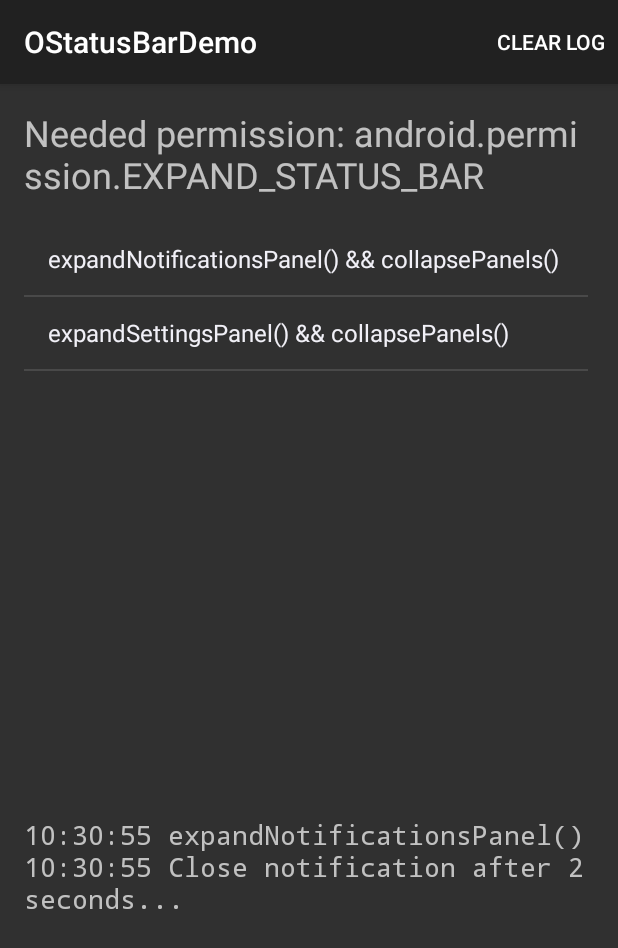
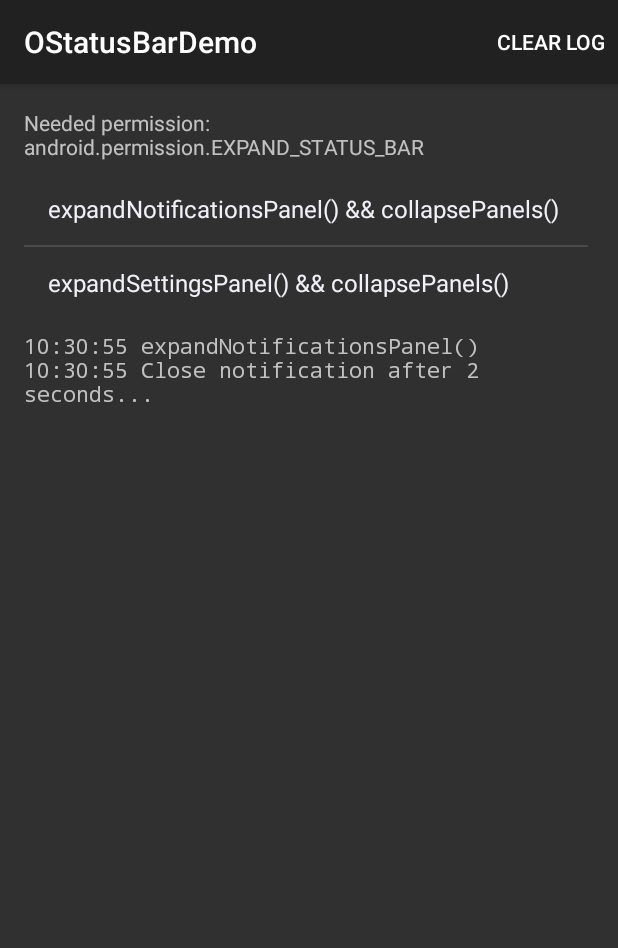
Before and after one commit to samuel22gj/OtterLibrary, an Android app: the OStatusBarDemo screen opened directly, with no data from a screen before it, after a tap on "expandNotificationsPanel() && collapsePa", on a phone screen of 412 x 824 dp. Shown: the top 948 px of the screen. Run offline under Robolectric (Android 15) with nearby library versions, the phone set to English and light mode, and no system bars.

Commit message:
[DemoApp] Modify layout to suit Nexus 5(1080x1920 480dpi)

```diff
--- a/otterlibrarydemo/src/main/java/com/otter/otterlibrarydemo/DemoActivity.java
+++ b/otterlibrarydemo/src/main/java/com/otter/otterlibrarydemo/DemoActivity.java
@@ -33,6 +33,8 @@ public abstract class DemoActivity extends AppCompatActivity
     private ScrollView log_scrollview;
     private TextView log;
 
+    private boolean mTimestampPrefix = false;
+
     @Override
     protected void onCreate(Bundle savedInstanceState) {
         super.onCreate(savedInstanceState);
@@ -53,27 +55,49 @@ public abstract class DemoActivity extends AppCompatActivity
         operation_list.setOnItemClickListener(this);
     }
 
-    /** Set the weight of child views. The parameter must greater than zero. */
+    /**
+     * Change the display ratio of child views.
+     *
+     * @param operation The weight of Operation ListView. Set 0 to be {@code WRAP_CONTENT}
+     * @param log The weight of Log ScrollView. Set 0 to be {@code WRAP_CONTENT}
+     */
     public void setLayoutWeight(int operation, int log) {
-        if (operation < 0 || log < 0) {
-            return;
+        LinearLayout.LayoutParams lp;
+
+        // Operation ListView
+        lp = (LinearLayout.LayoutParams) this.operation_list.getLayoutParams();
+        if (operation > 0) {
+            lp.weight = operation;
+        } else {
+            lp.height = LinearLayout.LayoutParams.WRAP_CONTENT;
+            lp.weight = 0;
         }
-        LinearLayout.LayoutParams lp;
-        lp = (LinearLayout.LayoutParams) this.operation_list.getLayoutParams();
-        lp.weight = operation;
+
+        // Log ScrollView
         lp = (LinearLayout.LayoutParams) this.log_scrollview.getLayoutParams();
-        lp.weight = log;
+        if (log > 0) {
+            lp.weight = log;
+        } else {
+            lp.height = LinearLayout.LayoutParams.WRAP_CONTENT;
+            lp.weight = 0;
+        }
     }
 
     /** Set the message to the log view. */
     public void setLog(String message) {
-        message = enrichMessage(message);
+        if (mTimestampPrefix) {
+            message = addTimestampPrefix(message);
+        }
+
         log.setText(message + "\n");
     }
 
     /** Append the message to the log view. */
     public void appendLog(String message) {
-        message = enrichMessage(message);
+        if (mTimestampPrefix) {
+            message = addTimestampPrefix(message);
+        }
+
         log.append(message + "\n");
         log_scrollview.post(new Runnable() {
             public void run() {
@@ -82,7 +106,7 @@ public abstract class DemoActivity extends AppCompatActivity
         });
     }
 
-    private String enrichMessage(String message) {
+    private String addTimestampPrefix(String message) {
         // Get current time.
         SimpleDateFormat format = new SimpleDateFormat("HH:mm:ss", Locale.US);
         String time = format.format(new Date());
@@ -91,6 +115,15 @@ public abstract class DemoActivity extends AppCompatActivity
         if (message != null) message = message.replace("\n", "\n         ");
 
         return time + " " + message;
+    }
+
+    /**
+     * Determine whether to add timestamp prefix in log or not. The default was disable.
+     *
+     * @param enabled {@code true} to enable, {@code false} to disable.
+     */
+    public void setTimestampPrefix(boolean enabled) {
+        mTimestampPrefix = enabled;
     }
 
     /** Print the directory structure on log view. */
--- a/otterlibrarydemo/src/main/java/com/otter/otterlibrarydemo/ofile/OFileDemo.java
+++ b/otterlibrarydemo/src/main/java/com/otter/otterlibrarydemo/ofile/OFileDemo.java
@@ -34,7 +34,6 @@ public class OFileDemo extends DemoActivity {
     @Override
     protected void onCreate(Bundle savedInstanceState) {
         super.onCreate(savedInstanceState);
-
         setLayoutWeight(2, 3);
 
         mParentDir = getFilesDir();
--- a/otterlibrarydemo/src/main/java/com/otter/otterlibrarydemo/olog/OLogDemo.java
+++ b/otterlibrarydemo/src/main/java/com/otter/otterlibrarydemo/olog/OLogDemo.java
@@ -19,8 +19,7 @@ public class OLogDemo extends DemoActivity {
     @Override
     protected void onCreate(Bundle savedInstanceState) {
         super.onCreate(savedInstanceState);
-
-        setLayoutWeight(5, 1);
+        setLayoutWeight(0, 1);
     }
 
     @Override
--- a/otterlibrarydemo/src/main/java/com/otter/otterlibrarydemo/omessagedigest/OMessageDigestDemo.java
+++ b/otterlibrarydemo/src/main/java/com/otter/otterlibrarydemo/omessagedigest/OMessageDigestDemo.java
@@ -32,6 +32,7 @@ public class OMessageDigestDemo extends DemoActivity {
     @Override
     protected void onCreate(Bundle savedInstanceState) {
         super.onCreate(savedInstanceState);
+        setLayoutWeight(0, 1);
 
         mParentDir = getFilesDir();
 
--- a/otterlibrarydemo/src/main/java/com/otter/otterlibrarydemo/onetwork/ONetworkDemo.java
+++ b/otterlibrarydemo/src/main/java/com/otter/otterlibrarydemo/onetwork/ONetworkDemo.java
@@ -20,8 +20,7 @@ public class ONetworkDemo extends DemoActivity {
     @Override
     protected void onCreate(Bundle savedInstanceState) {
         super.onCreate(savedInstanceState);
-
-        setLayoutWeight(4, 6);
+        setLayoutWeight(2, 3);
     }
 
     @Override
--- a/otterlibrarydemo/src/main/java/com/otter/otterlibrarydemo/ostatusbar/OStatusBarDemo.java
+++ b/otterlibrarydemo/src/main/java/com/otter/otterlibrarydemo/ostatusbar/OStatusBarDemo.java
@@ -1,5 +1,6 @@
 package com.otter.otterlibrarydemo.ostatusbar;
 
+import android.os.Bundle;
 import android.os.Handler;
 import android.view.View;
 import android.widget.AdapterView;
@@ -14,6 +15,13 @@ public class OStatusBarDemo extends DemoActivity {
             "expandNotificationsPanel() && collapsePanels()",
             "expandSettingsPanel() && collapsePanels()"
     };
+
+    @Override
+    protected void onCreate(Bundle savedInstanceState) {
+        super.onCreate(savedInstanceState);
+        setLayoutWeight(0, 1);
+        setTimestampPrefix(true);
+    }
 
     @Override
     public String setBillboard() {
--- a/otterlibrarydemo/src/main/res/layout/activity_demo.xml
+++ b/otterlibrarydemo/src/main/res/layout/activity_demo.xml
@@ -11,15 +11,15 @@
     <TextView
         android:id="@+id/billboard"
         android:layout_width="match_parent"
-        android:layout_height="wrap_content"
-        android:paddingBottom="16dp"
-        android:textSize="24sp"/>
+        android:layout_height="wrap_content"/>
 
     <ListView
         android:id="@+id/operation_list"
         android:layout_width="match_parent"
         android:layout_height="0dp"
-        android:layout_weight="3"/>
+        android:layout_weight="3"
+        android:layout_marginTop="8dp"
+        android:layout_marginBottom="8dp"/>
 
     <ScrollView
         android:id="@+id/log_scrollview"
@@ -31,8 +31,7 @@
             android:id="@+id/log"
             android:layout_width="match_parent"
             android:layout_height="wrap_content"
-            android:typeface="monospace"
-            android:textSize="18sp"/>
+            android:typeface="monospace"/>
 
     </ScrollView>
 
--- a/otterlibrarydemo/src/main/res/menu/menu_demo.xml
+++ b/otterlibrarydemo/src/main/res/menu/menu_demo.xml
@@ -1,5 +1,4 @@
-<menu
-    xmlns:android="http://schemas.android.com/apk/res/android"
+<menu xmlns:android="http://schemas.android.com/apk/res/android"
     xmlns:app="http://schemas.android.com/apk/res-auto">
 
     <item
--- a/otterlibrarydemo/src/main/res/menu/menu_main.xml
+++ b/otterlibrarydemo/src/main/res/menu/menu_main.xml
@@ -2,8 +2,11 @@
     xmlns:app="http://schemas.android.com/apk/res-auto"
     xmlns:tools="http://schemas.android.com/tools"
     tools:context=".MainActivity">
-    <item android:id="@+id/action_settings"
+
+    <item
+        android:id="@+id/action_settings"
         android:title="@string/action_settings"
         android:orderInCategory="100"
         app:showAsAction="never"/>
+
 </menu>
```
Lines whose indentation alone changed are shown as unchanged.
